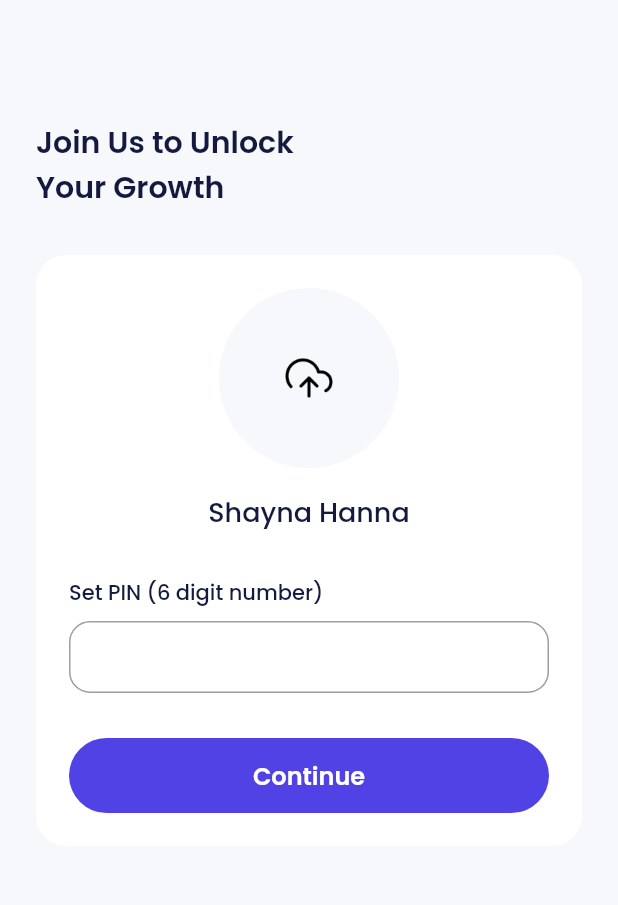
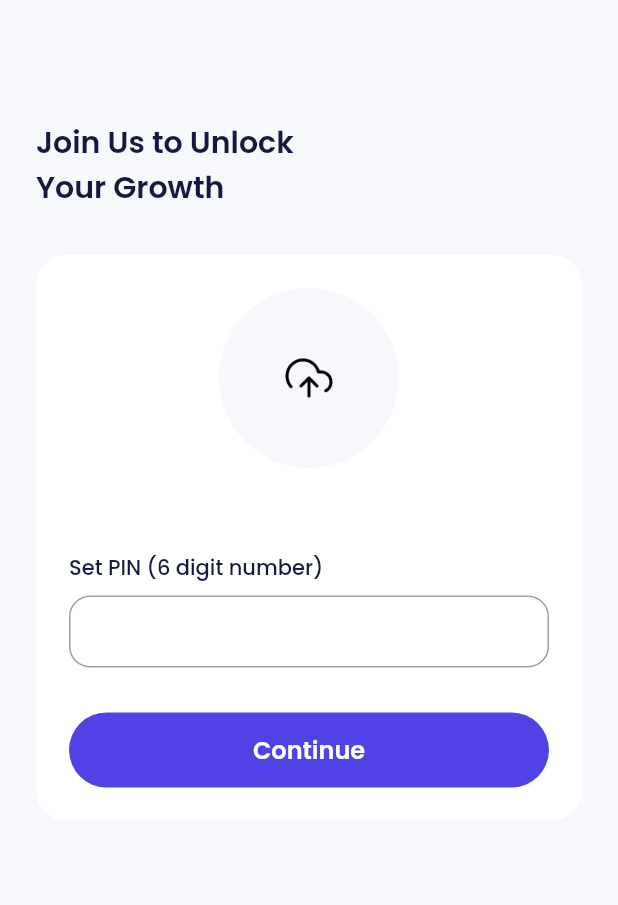
Before and after one commit to hanjarraes/e_wallet_mobile_apps, a Flutter app: the SignUpSetProfilePage screen opened directly with empty values, on a phone screen of 412 x 824 dp, the part 225-1130 px from its top. Run offline on Flutter 3.47's test engine with Material 2 defaults, Android fonts, the phone set to English and light mode, and no system bars; our stand-ins replace another_flushbar, bloc, carousel_slider, equatable, flutter_bloc, flutter_secure_storage and 2 more; accounts and stored records are empty.

Commit message:
Bug di nama sign up

```diff
--- a/lib/ui/pages/sign_up_set_profile.dart
+++ b/lib/ui/pages/sign_up_set_profile.dart
@@ -108,15 +108,9 @@ class _SignUpSetProfilePageState extends State<SignUpSetProfilePage> {
                 const SizedBox(
                   height: 16,
                 ),
-                Text(
-                  'Shayna Hanna',
-                  style: blackTextStyle.copyWith(
-                    fontSize: 18,
-                    fontWeight: medium,
-                  ),
-                ),
+
                 const SizedBox(
-                  height: 30,
+                  height: 40,
                 ),
                 CustomFormField(
                   title: 'Set PIN (6 digit number)',
```
